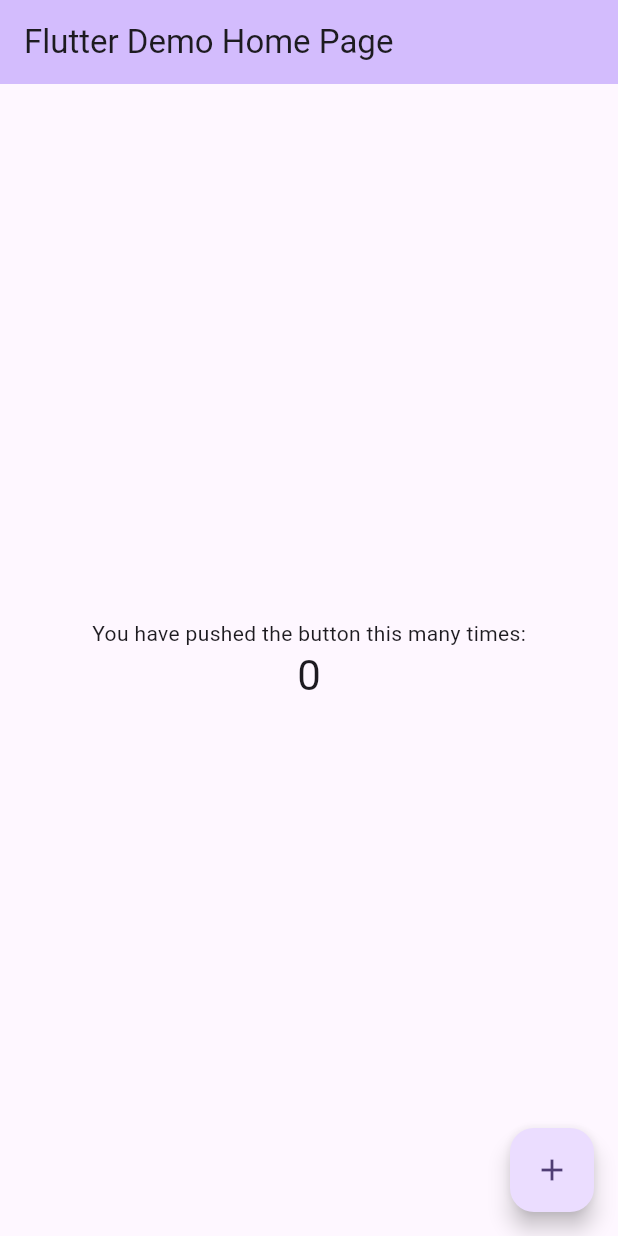
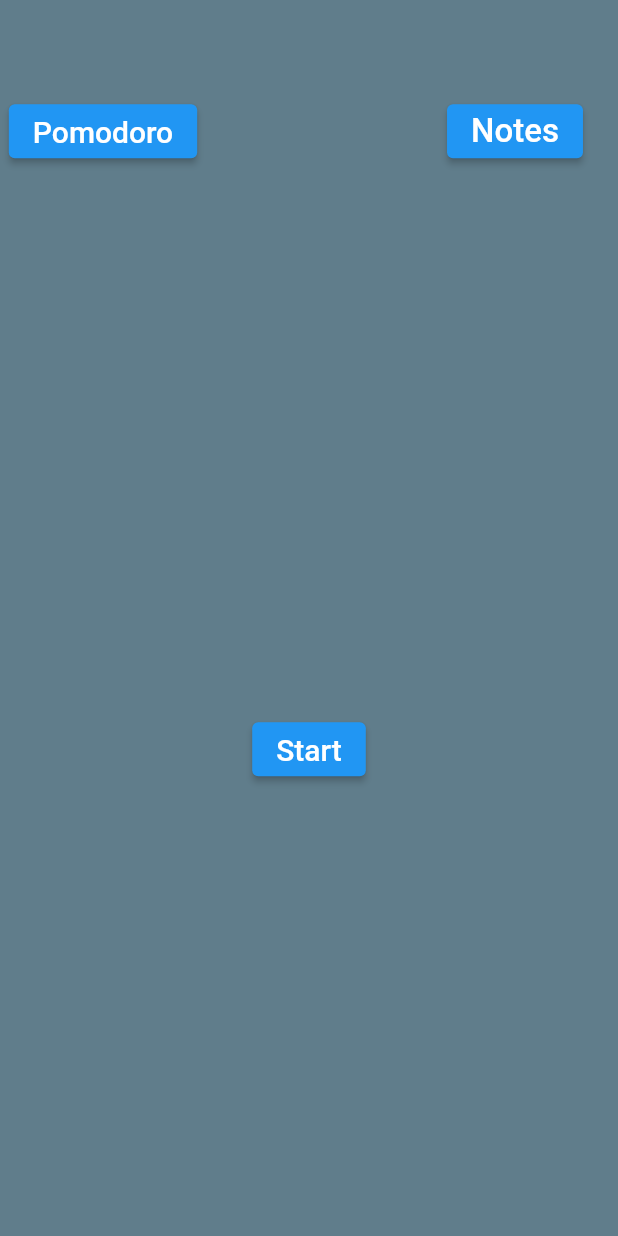
Before and after one commit to MityugovKonstantin/pomodoro-tracker, a Flutter app: the screen it shows after launch, on a phone screen of 412 x 824 dp. Run offline on Flutter 3.47's test engine with Material 2 defaults, Android fonts, the light colour scheme and no system bars.

Commit message:
Add main window

```diff
--- a/lib/main.dart
+++ b/lib/main.dart
@@ -1,125 +1,70 @@
 import 'package:flutter/material.dart';
 
-void main() {
-  runApp(const MyApp());
-}
+class MainScreen extends StatelessWidget {
 
-class MyApp extends StatelessWidget {
-  const MyApp({super.key});
-
-  // This widget is the root of your application.
   @override
   Widget build(BuildContext context) {
-    return MaterialApp(
-      title: 'Flutter Demo',
-      theme: ThemeData(
-        // This is the theme of your application.
-        //
-        // TRY THIS: Try running your application with "flutter run". You'll see
-        // the application has a blue toolbar. Then, without quitting the app,
-        // try changing the seedColor in the colorScheme below to Colors.green
-        // and then invoke "hot reload" (save your changes or press the "hot
-        // reload" button in a Flutter-supported IDE, or press "r" if you used
-        // the command line to start the app).
-        //
-        // Notice that the counter didn't reset back to zero; the application
-        // state is not lost during the reload. To reset the state, use hot
-        // restart instead.
-        //
-        // This works for code too, not just values: Most code changes can be
-        // tested with just a hot reload.
-        colorScheme: ColorScheme.fromSeed(seedColor: Colors.deepPurple),
-        useMaterial3: true,
-      ),
-      home: const MyHomePage(title: 'Flutter Demo Home Page'),
-    );
+    return Scaffold(
+        body: Center(
+          child: Container(
+            color: Colors.blueGrey,
+            child: Column(
+              mainAxisAlignment: MainAxisAlignment.spaceBetween,
+              crossAxisAlignment: CrossAxisAlignment.center,
+              children: <Widget>[
+                Row(
+                  mainAxisAlignment: MainAxisAlignment.center,
+                  children: <Widget>[
+                    Flexible(
+                      flex: 1,
+                      child: Container(
+                        height: 175,
+                        alignment: Alignment.center,
+                        // color: Colors.red,
+                        child: ElevatedButton(
+                            child: const Text("Pomodoro",
+                                style: TextStyle(fontSize: 20)),
+                            onPressed: () {
+                              print("Pomodoro!!!");
+                            }),
+                      ),
+                    ),
+                    Flexible(flex: 1, child: Container()),
+                    Flexible(
+                      flex: 1,
+                      child: Container(
+                          height: 175,
+                          alignment: Alignment.center,
+                          // color: Colors.red,
+                          child: ElevatedButton(
+                              child: const Text("Notes",
+                                  style: TextStyle(fontSize: 22)),
+                              onPressed: () {
+                                print("Notes!!!");
+                              }) //BoxDecoration
+                      ), //Container
+                    )
+                  ],
+                ),
+                Flexible(
+                    flex: 1,
+                    child: Container(
+                      alignment: Alignment.center,
+                      // color: Colors.blue,
+                      child: ElevatedButton(
+                          child:
+                          const Text("Start", style: TextStyle(fontSize: 20)),
+                          onPressed: () {
+                            print("Start!!!");
+                          }),
+                    ))
+              ],
+            ),
+          ),
+        ));
   }
 }
 
-class MyHomePage extends StatefulWidget {
-  const MyHomePage({super.key, required this.title});
-
-  // This widget is the home page of your application. It is stateful, meaning
-  // that it has a State object (defined below) that contains fields that affect
-  // how it looks.
-
-  // This class is the configuration for the state. It holds the values (in this
-  // case the title) provided by the parent (in this case the App widget) and
-  // used by the build method of the State. Fields in a Widget subclass are
-  // always marked "final".
-
-  final String title;
-
-  @override
-  State<MyHomePage> createState() => _MyHomePageState();
+void main() {
+  runApp(MaterialApp(home: MainScreen()));
 }
-
-class _MyHomePageState extends State<MyHomePage> {
-  int _counter = 0;
-
-  void _incrementCounter() {
-    setState(() {
-      // This call to setState tells the Flutter framework that something has
-      // changed in this State, which causes it to rerun the build method below
-      // so that the display can reflect the updated values. If we changed
-      // _counter without calling setState(), then the build method would not be
-      // called again, and so nothing would appear to happen.
-      _counter++;
-    });
-  }
-
-  @override
-  Widget build(BuildContext context) {
-    // This method is rerun every time setState is called, for instance as done
-    // by the _incrementCounter method above.
-    //
-    // The Flutter framework has been optimized to make rerunning build methods
-    // fast, so that you can just rebuild anything that needs updating rather
-    // than having to individually change instances of widgets.
-    return Scaffold(
-      appBar: AppBar(
-        // TRY THIS: Try changing the color here to a specific color (to
-        // Colors.amber, perhaps?) and trigger a hot reload to see the AppBar
-        // change color while the other colors stay the same.
-        backgroundColor: Theme.of(context).colorScheme.inversePrimary,
-        // Here we take the value from the MyHomePage object that was created by
-        // the App.build method, and use it to set our appbar title.
-        title: Text(widget.title),
-      ),
-      body: Center(
-        // Center is a layout widget. It takes a single child and positions it
-        // in the middle of the parent.
-        child: Column(
-          // Column is also a layout widget. It takes a list of children and
-          // arranges them vertically. By default, it sizes itself to fit its
-          // children horizontally, and tries to be as tall as its parent.
-          //
-          // Column has various properties to control how it sizes itself and
-          // how it positions its children. Here we use mainAxisAlignment to
-          // center the children vertically; the main axis here is the vertical
-          // axis because Columns are vertical (the cross axis would be
-          // horizontal).
-          //
-          // TRY THIS: Invoke "debug painting" (choose the "Toggle Debug Paint"
-          // action in the IDE, or press "p" in the console), to see the
-          // wireframe for each widget.
-          mainAxisAlignment: MainAxisAlignment.center,
-          children: <Widget>[
-            const Text(
-              'You have pushed the button this many times:',
-            ),
-            Text(
-              '$_counter',
-              style: Theme.of(context).textTheme.headlineMedium,
-            ),
-          ],
-        ),
-      ),
-      floatingActionButton: FloatingActionButton(
-        onPressed: _incrementCounter,
-        tooltip: 'Increment',
-        child: const Icon(Icons.add),
-      ), // This trailing comma makes auto-formatting nicer for build methods.
-    );
-  }
-}
```
